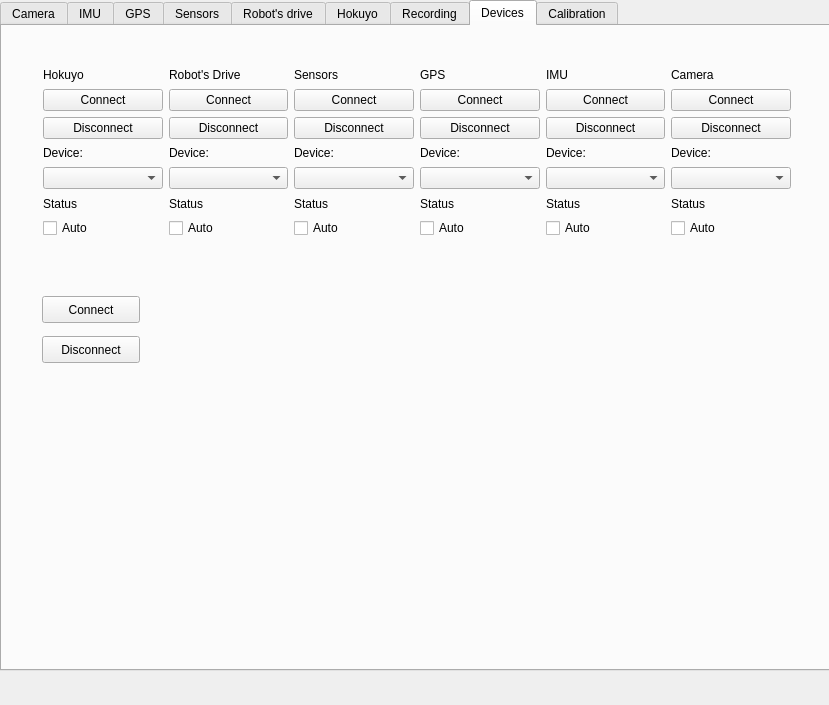
LRMPUT/TAPAS, file branches/pemra2014/Trobot_Qt/trobotqt.ui: the form before one commit.
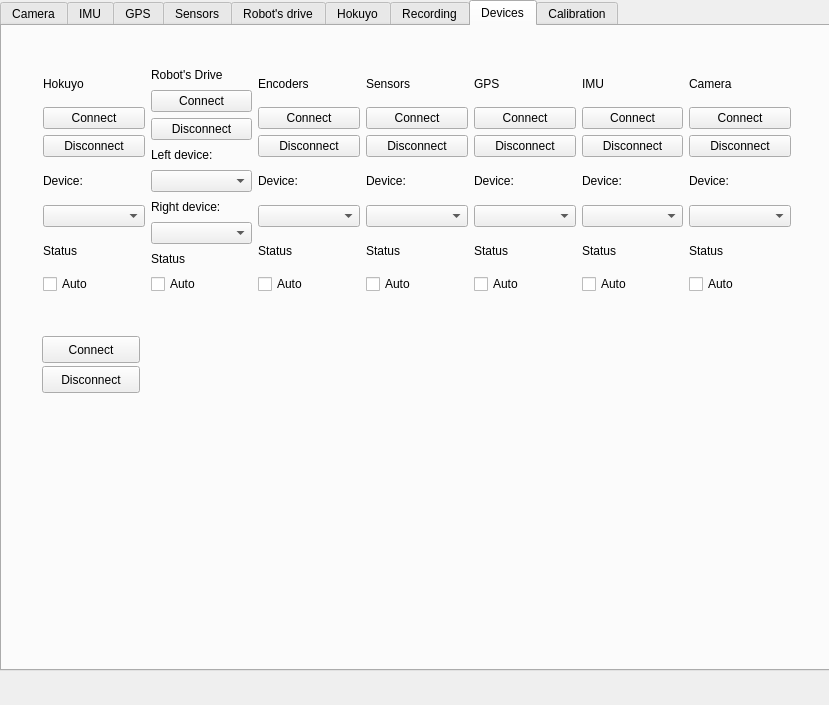
The form after the commit. The open tabs and pages were chosen to show the change.

The edit to the form file:
```diff
--- a/branches/pemra2014/Trobot_Qt/trobotqt.ui
+++ b/branches/pemra2014/Trobot_Qt/trobotqt.ui
@@ -1363,7 +1363,7 @@
         <x>30</x>
         <y>29</y>
         <width>770</width>
-        <height>194</height>
+        <height>250</height>
        </rect>
       </property>
       <layout class="QHBoxLayout" name="horizontalLayout">
@@ -1442,12 +1442,22 @@
          <item>
           <widget class="QLabel" name="label_4">
            <property name="text">
-            <string>Device:</string>
+            <string>Left device:</string>
            </property>
           </widget>
          </item>
          <item>
-          <widget class="QComboBox" name="robotDrivePortCombo"/>
+          <widget class="QComboBox" name="robotDriversLeftPortCombo"/>
+         </item>
+         <item>
+          <widget class="QLabel" name="label_35">
+           <property name="text">
+            <string>Right device:</string>
+           </property>
+          </widget>
+         </item>
+         <item>
+          <widget class="QComboBox" name="robotDriversRightPortCombo"/>
          </item>
          <item>
           <widget class="QLabel" name="robotDriveStatusLabel">
@@ -1465,6 +1475,55 @@
          </item>
         </layout>
        </item>
+       <item>
+        <layout class="QVBoxLayout" name="verticalLayout_12">
+         <item>
+          <widget class="QLabel" name="label_30">
+           <property name="text">
+            <string>Encoders</string>
+           </property>
+          </widget>
+         </item>
+         <item>
+          <widget class="QPushButton" name="encodersConnectButton">
+           <property name="text">
+            <string>Connect</string>
+           </property>
+          </widget>
+         </item>
+         <item>
+          <widget class="QPushButton" name="encodersDisconnectButton">
+           <property name="text">
+            <string>Disconnect</string>
+           </property>
+          </widget>
+         </item>
+         <item>
+          <widget class="QLabel" name="label_33">
+           <property name="text">
+            <string>Device:</string>
+           </property>
+          </widget>
+         </item>
+         <item>
+          <widget class="QComboBox" name="encodersPortCombo"/>
+         </item>
+         <item>
+          <widget class="QLabel" name="label_34">
+           <property name="text">
+            <string>Status</string>
+           </property>
+          </widget>
+         </item>
+         <item>
+          <widget class="QCheckBox" name="encodersAutoCheckBox">
+           <property name="text">
+            <string>Auto</string>
+           </property>
+          </widget>
+         </item>
+        </layout>
+       </item>
        <item>
         <layout class="QVBoxLayout" name="verticalLayout_10">
          <item>
@@ -1667,7 +1726,7 @@
       <property name="geometry">
        <rect>
         <x>40</x>
-        <y>270</y>
+        <y>310</y>
         <width>98</width>
         <height>27</height>
        </rect>
@@ -1680,7 +1739,7 @@
       <property name="geometry">
        <rect>
         <x>40</x>
-        <y>310</y>
+        <y>340</y>
         <width>98</width>
         <height>27</height>
        </rect>
```
Left out of the diff: 6 changed lines with no effect on the pictures.
